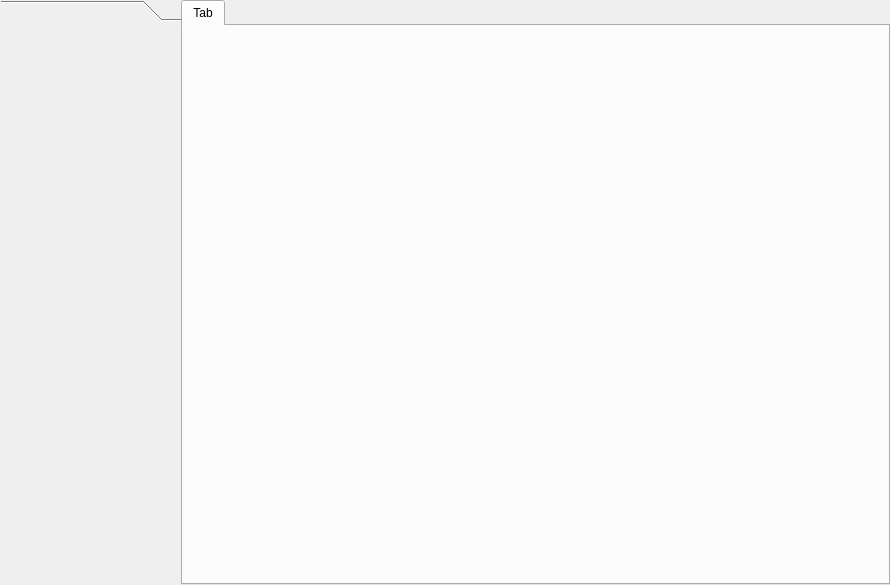
Old version of the form pineboolib/forms/mainform.ui in the repository deavid/pineboo.
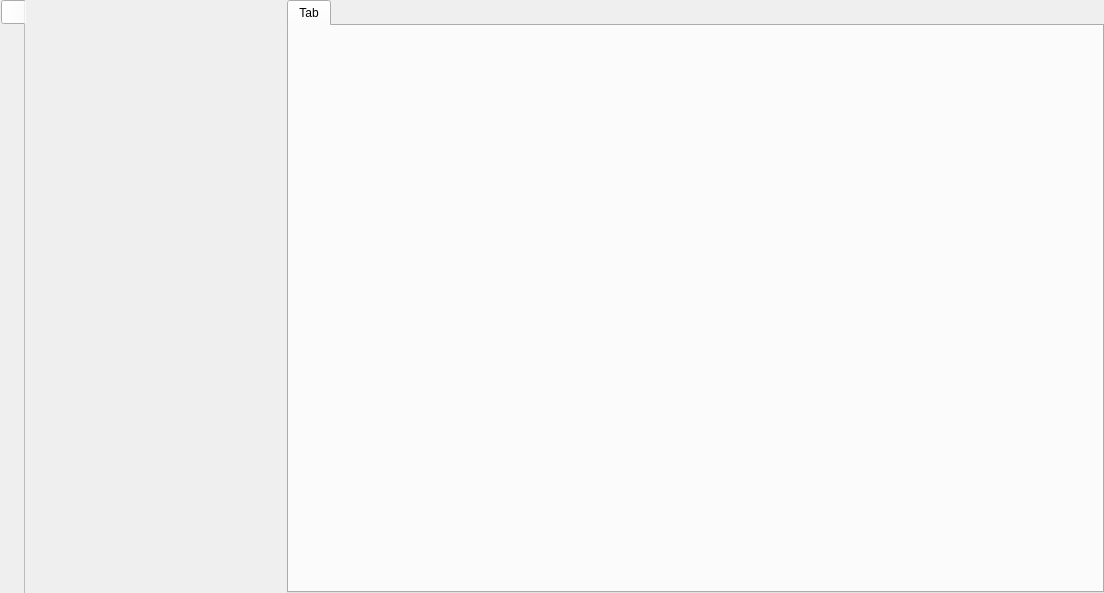
New version of the form.

Commit message: mejoras interfaz principal

Patch:
```diff
--- a/pineboolib/forms/mainform.ui
+++ b/pineboolib/forms/mainform.ui
@@ -6,8 +6,8 @@
    <rect>
     <x>0</x>
     <y>0</y>
-    <width>890</width>
-    <height>585</height>
+    <width>1104</width>
+    <height>593</height>
    </rect>
   </property>
   <property name="windowTitle">
@@ -51,10 +51,10 @@
     </widget>
    </item>
    <item>
-    <widget class="QToolBox" name="areasTab">
+    <widget class="QTabWidget" name="areasTab">
      <property name="sizePolicy">
-      <sizepolicy hsizetype="Preferred" vsizetype="Expanding">
-       <horstretch>0</horstretch>
+      <sizepolicy hsizetype="Minimum" vsizetype="Expanding">
+       <horstretch>7</horstretch>
        <verstretch>0</verstretch>
       </sizepolicy>
      </property>
@@ -72,19 +72,26 @@
      <property name="focusPolicy">
       <enum>Qt::NoFocus</enum>
      </property>
-     <property name="tabSpacing">
-      <number>8</number>
+     <property name="tabPosition">
+      <enum>QTabWidget::West</enum>
      </property>
-     <widget class="QWidget" name="areasTabPage1_2">
-      <property name="geometry">
-       <rect>
-        <x>0</x>
-        <y>0</y>
-        <width>180</width>
-        <height>556</height>
-       </rect>
-      </property>
-      <attribute name="label">
+     <property name="tabShape">
+      <enum>QTabWidget::Rounded</enum>
+     </property>
+     <property name="iconSize">
+      <size>
+       <width>8</width>
+       <height>8</height>
+      </size>
+     </property>
+     <property name="elideMode">
+      <enum>Qt::ElideLeft</enum>
+     </property>
+     <property name="documentMode">
+      <bool>true</bool>
+     </property>
+     <widget class="QWidget" name="areasTabPage1" native="true">
+      <attribute name="title">
        <string/>
       </attribute>
       <layout class="QVBoxLayout" name="verticalLayout_2">
@@ -104,8 +111,8 @@
    <item>
     <widget class="QTabWidget" name="formTab">
      <property name="sizePolicy">
-      <sizepolicy hsizetype="Expanding" vsizetype="Expanding">
-       <horstretch>10</horstretch>
+      <sizepolicy hsizetype="Preferred" vsizetype="Expanding">
+       <horstretch>20</horstretch>
        <verstretch>0</verstretch>
       </sizepolicy>
      </property>
```
The commit also changes 1 other file.
